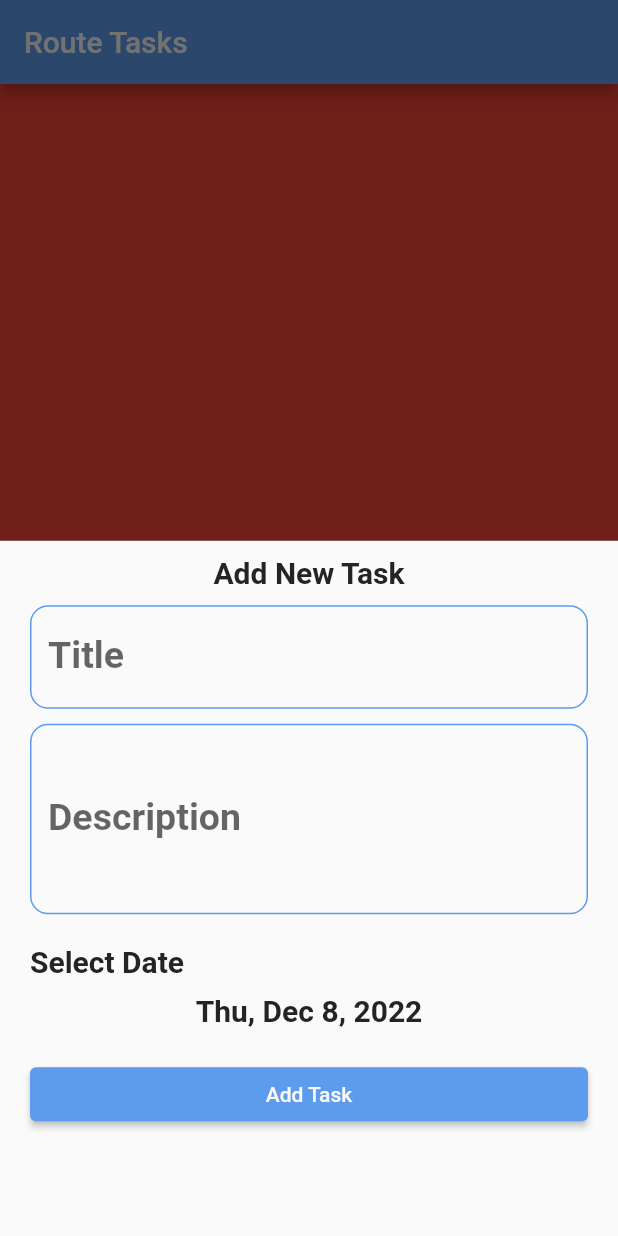
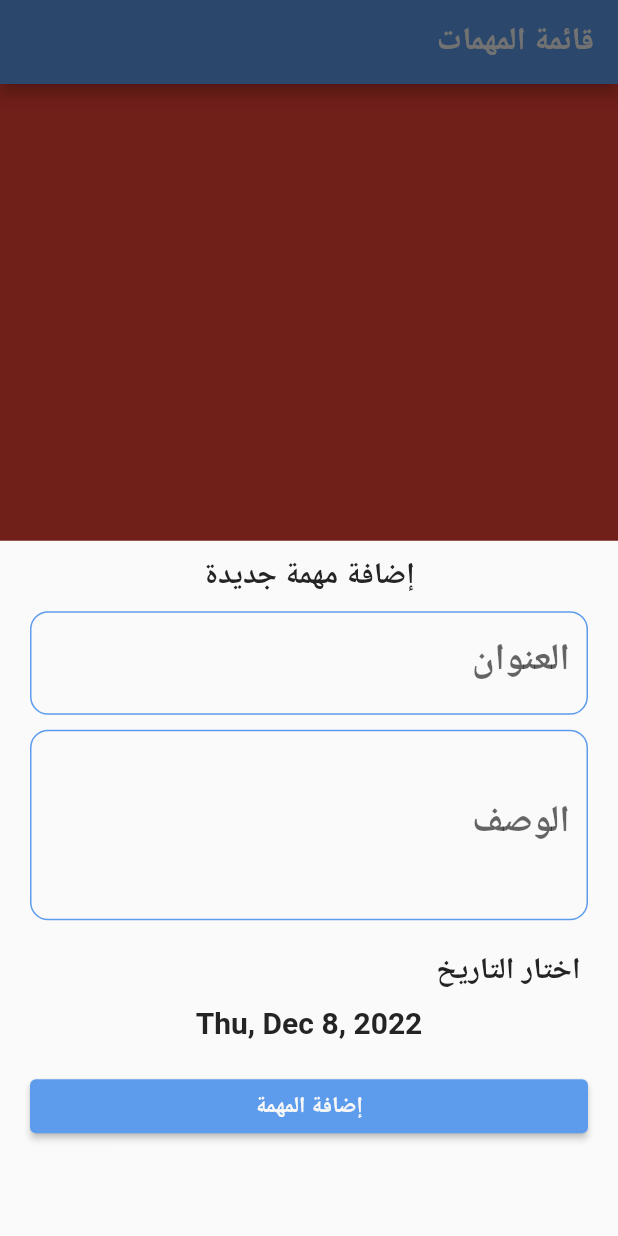
Before and after one commit to mahmoudgamal1704/Todo_App, a Flutter app: the screen it shows after launch, after a tap on the "add" icon, on a phone screen of 412 x 824 dp. Run offline on Flutter 3.47's test engine with Material 2 defaults, Android fonts, the phone set to English and light mode, and no system bars; generated files the repository leaves out were written again.

Commit message:
add localization

```diff
--- /dev/null
+++ b/l10n.yaml
@@ -0,0 +1,3 @@
+arb-dir: lib/l10n
+template-arb-file: app_en.arb
+output-localization-file: app_localizations.dart
--- a/lib/ layout/addtaskbotom.dart
+++ b/lib/ layout/addtaskbotom.dart
@@ -4,6 +4,7 @@ import 'package:provider/provider.dart';
 import 'package:todoapp/models/providers/addtaskprovider.dart';
 import 'package:todoapp/shared/styles/colors.dart';
 import 'package:intl/date_symbol_data_local.dart';
+import 'package:flutter_gen/gen_l10n/app_localizations.dart';
 
 class AddTaskBottom extends StatelessWidget {
   // const AddTaskBottom({Key? key}) : super(key: key);
@@ -25,7 +26,7 @@ class AddTaskBottom extends StatelessWidget {
             crossAxisAlignment: CrossAxisAlignment.stretch,
             children: [
               Text(
-                'Add New Task',
+                AppLocalizations.of(context)!.addtitle,
                 textAlign: TextAlign.center,
                 style: Theme.of(context).textTheme.bodyText1,
               ),
@@ -38,7 +39,7 @@ class AddTaskBottom extends StatelessWidget {
                   TextFormField(
                     controller: titleController,
                     decoration: InputDecoration(
-                        label: Text('Title'),
+                        label: Text(AppLocalizations.of(context)!.taskname),
                         enabledBorder: OutlineInputBorder(
                             borderRadius: BorderRadius.circular(12),
                             borderSide: BorderSide(color: Primarycolor)),
@@ -53,7 +54,7 @@ class AddTaskBottom extends StatelessWidget {
                     controller: discrpController,
                     maxLines: 3,
                     decoration: InputDecoration(
-                        label: Text('Description'),
+                        label: Text(AppLocalizations.of(context)!.taskdesc),
                         enabledBorder: OutlineInputBorder(
                             borderRadius: BorderRadius.circular(12),
                             borderSide: BorderSide(color: Primarycolor)),
@@ -67,7 +68,7 @@ class AddTaskBottom extends StatelessWidget {
                 height: 20,
               ),
               Text(
-                'Select Date',
+                AppLocalizations.of(context)!.datetitle,
                 style: Theme.of(context).textTheme.bodyText1,
               ),
               SizedBox(
@@ -86,7 +87,7 @@ class AddTaskBottom extends StatelessWidget {
               SizedBox(
                 height: 20,
               ),
-              ElevatedButton(onPressed: () {}, child: Text('Add Task'))
+              ElevatedButton(onPressed: () {}, child: Text(AppLocalizations.of(context)!.addbutt))
             ],
           ),
         );
--- a/lib/ layout/home_layout.dart
+++ b/lib/ layout/home_layout.dart
@@ -5,6 +5,7 @@ import 'package:todoapp/models/providers/tabprovider.dart';
 import 'package:todoapp/modules/setting/setting.dart';
 import 'package:todoapp/modules/tasklist/tasklist.dart';
 import 'package:todoapp/shared/styles/colors.dart';
+import 'package:flutter_gen/gen_l10n/app_localizations.dart';
 
 class HomeLayout extends StatelessWidget {
   // const HomeLayout({Key? key}) : super(key: key);
@@ -19,7 +20,7 @@ class HomeLayout extends StatelessWidget {
         return Scaffold(
           extendBody: true,
           appBar: AppBar(
-            title: Text('Route Tasks'),
+            title: Text(AppLocalizations.of(context)!.title ),
           ),
           floatingActionButtonLocation:
               FloatingActionButtonLocation.centerDocked,
--- /dev/null
+++ b/lib/l10n/app_ar.arb
@@ -0,0 +1,11 @@
+{
+    "lang": "اللغات",
+    "en" : "الانجليزية",
+    "ar" : "العربية",
+    "title" : "قائمة المهمات",
+            "addtitle" : "إضافة مهمة جديدة",
+            "taskname" : "العنوان",
+            "taskdesc" : "الوصف" ,
+            "datetitle" : " اختار التاريخ",
+            "addbutt" : "إضافة المهمة"
+}
--- a/lib/main.dart
+++ b/lib/main.dart
@@ -1,9 +1,14 @@
 import 'package:flutter/material.dart';
+import 'package:provider/provider.dart';
 import 'package:todoapp/%20layout/home_layout.dart';
+import 'package:todoapp/models/providers/mainprovider.dart';
 import 'package:todoapp/shared/styles/mytheme.dart';
+import 'package:flutter_localizations/flutter_localizations.dart';
+import 'package:flutter_gen/gen_l10n/app_localizations.dart';
 
 void main() {
-  runApp( MyApp());
+  runApp( ChangeNotifierProvider(create: (BuildContext context)=> MainProvider(),
+  child: MyApp()));
 }
 
 class MyApp extends StatelessWidget {
@@ -12,7 +17,19 @@ class MyApp extends StatelessWidget {
   // This widget is the root of your application.
   @override
   Widget build(BuildContext context) {
+    var myprov = Provider.of<MainProvider>(context);
     return MaterialApp(
+      localizationsDelegates: [
+        AppLocalizations.delegate,
+        GlobalMaterialLocalizations.delegate,
+        GlobalWidgetsLocalizations.delegate,
+        GlobalCupertinoLocalizations.delegate,
+      ],
+      supportedLocales:  [
+        Locale('en'), // English, no country code
+        Locale('ar'), // Spanish, no country code
+      ],
+      locale: Locale(myprov.CurrentLangcode),
       initialRoute: HomeLayout.RouteName,
       routes: {
         HomeLayout.RouteName:(context) => HomeLayout(),
--- /dev/null
+++ b/lib/models/data/appdata.dart
@@ -0,0 +1,10 @@
+
+import 'package:flutter_gen/gen_l10n/app_localizations.dart';
+
+class AppData {
+
+ static Map AppLang = {
+    'en' :'',
+    'ar' : 'Arabic'
+  };
+}
--- /dev/null
+++ b/lib/models/providers/mainprovider.dart
@@ -0,0 +1,14 @@
+
+import 'package:flutter/material.dart';
+import 'package:todoapp/models/data/appdata.dart';
+
+class MainProvider extends ChangeNotifier {
+
+  String CurrentLangcode='ar';
+  String CurrentLang = AppData.AppLang['ar'];
+  void ChangeLanguage (String lang) {
+    CurrentLangcode = lang;
+    CurrentLang=AppData.AppLang[lang];
+    notifyListeners();
+}
+}
--- a/pubspec.yaml
+++ b/pubspec.yaml
@@ -32,7 +32,8 @@ dependencies:
   intl: ^0.17.0
   flutter:
     sdk: flutter
-
+  flutter_localizations: # Add this line
+    sdk: flutter
 
   # The following adds the Cupertino Icons font to your application.
   # Use with the CupertinoIcons class for iOS style icons.
@@ -55,6 +56,7 @@ dev_dependencies:
 
 # The following section is specific to Flutter packages.
 flutter:
+  generate: true
 
   # The following line ensures that the Material Icons font is
   # included with your application, so that you can use the icons in
```
Also changed, not shown: lib/l10n/app_en.arb (added, +12 -0 lines), lib/modules/setting/setting.dart (+14 -2 lines), pubspec.lock.
